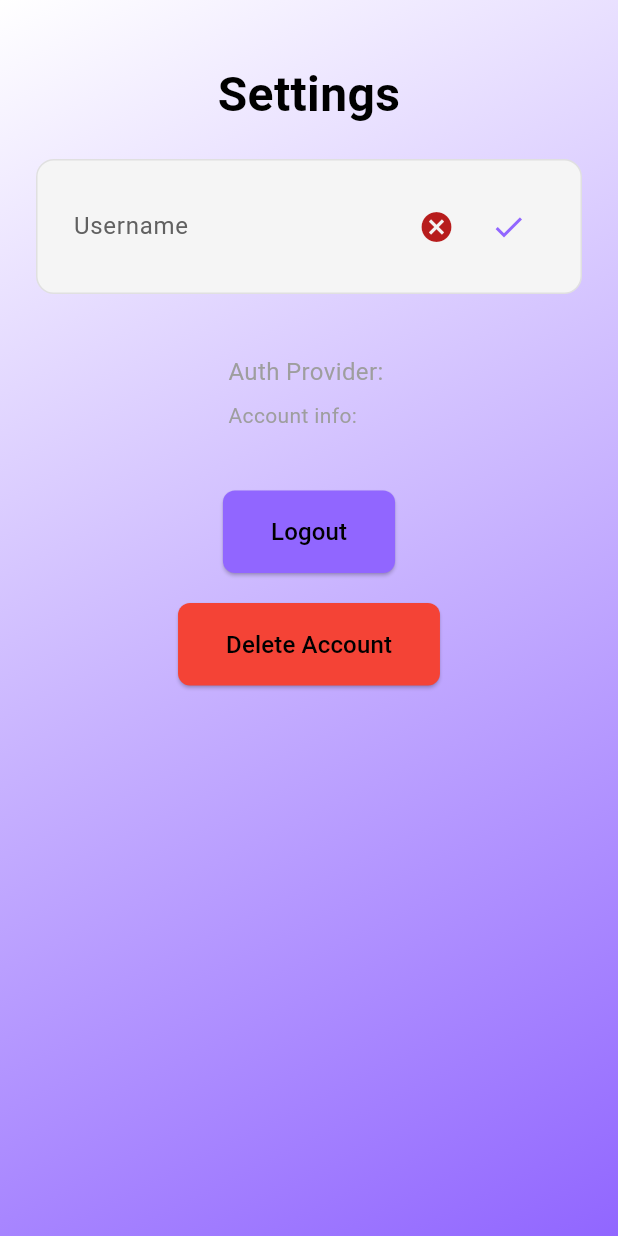
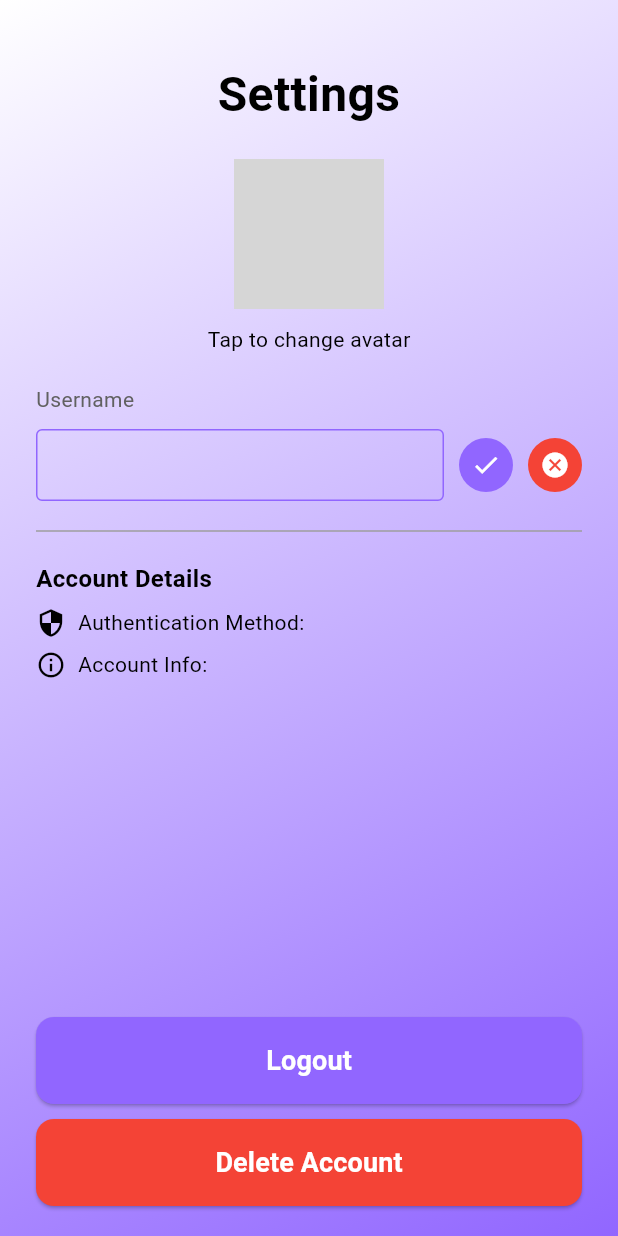
Before and after one commit to Vishal-Singh2k4/BingeBros, a Flutter app: the SettingsPage screen opened by its route, after a tap on the "edit" icon, on a phone screen of 412 x 824 dp. Run offline on Flutter 3.47's test engine with Material 3 defaults, Android fonts, the phone set to English and light mode, and no system bars; our stand-ins replace carousel_slider, cloud_firestore, firebase_auth, firebase_core, google_sign_in, intl_phone_number_input and 3 more; accounts and stored records are empty; grey boxes are pictures that could not be loaded.

Commit message:
settings and minor changes

```diff
--- a/binge/lib/pages/HomePage.dart
+++ b/binge/lib/pages/HomePage.dart
@@ -3,7 +3,7 @@ import 'package:firebase_auth/firebase_auth.dart';
 import 'package:cloud_firestore/cloud_firestore.dart';
 import 'package:binge/routes/routes.dart';
 import 'package:binge/pages/SwiperPage.dart'; // Import your pages
-import 'package:binge/pages/LikedPage.dart';   // Import your pages
+import 'package:binge/pages/LikedPage.dart'; // Import your pages
 import 'package:binge/pages/SettingsPage.dart'; // Updated import for Settings page
 
 class HomePage extends StatefulWidget {
@@ -18,10 +18,10 @@ class _HomePageState extends State<HomePage> {
   int _selectedIndex = 0;
 
   final List<Widget> _pages = [
-    HomePageContent(),   // Assuming this is your existing home content
-    SwiperPage(),        // Your Swiper page
-    LikedPage(),         // Your Liked page
-    SettingsPage(),      // Updated to Settings page
+    HomePageContent(), // Assuming this is your existing home content
+    SwiperPage(), // Your Swiper page
+    LikedPage(), // Your Liked page
+    SettingsPage(), // Updated to Settings page
   ];
 
   void _onItemTapped(int index) {
@@ -57,15 +57,17 @@ class _HomePageState extends State<HomePage> {
           ),
         ],
         currentIndex: _selectedIndex,
-        selectedItemColor: Colors.purpleAccent, // Highlighted item color
+        selectedItemColor: Color(0xFF9166FF), // Highlighted item color
         unselectedItemColor: Colors.grey, // Non-highlighted item color
         backgroundColor: Colors.black, // Black background color
         onTap: _onItemTapped,
         type: BottomNavigationBarType.fixed,
-        selectedIconTheme: IconThemeData(size: 35), // Increase icon size for selected
-        unselectedIconTheme: IconThemeData(size: 30), // Slightly larger for unselected
-        elevation: 16,  // Elevated to give depth
-        showSelectedLabels: false,  // Ensure labels are hidden
+        selectedIconTheme:
+            IconThemeData(size: 35), // Increase icon size for selected
+        unselectedIconTheme:
+            IconThemeData(size: 30), // Slightly larger for unselected
+        elevation: 16, // Elevated to give depth
+        showSelectedLabels: false, // Ensure labels are hidden
         showUnselectedLabels: false,
       ),
     );
--- a/binge/lib/pages/SettingsPage.dart
+++ b/binge/lib/pages/SettingsPage.dart
@@ -16,21 +16,24 @@ class _SettingsPageState extends State<SettingsPage> {
   String _originalUsername = '';
   TextEditingController _usernameController = TextEditingController();
   String _authProvider = ''; // Variable to hold the auth provider info
-  String _authInfo = ''; // Variable to hold the auth info (phone or email)
+  String _authInfo = '';
+  String _selectedAvatar = 'assets/default_avatar.png'; // Default avatar
 
   @override
   void initState() {
     super.initState();
-    _loadUsername();
+    _loadUserProfile(); // Load both username and avatar
   }
 
-  void _loadUsername() async {
+  // Load user profile data (username, avatar, auth provider details)
+  void _loadUserProfile() async {
     User? user = _auth.currentUser;
     if (user != null) {
       DocumentSnapshot snapshot =
           await _firestore.collection('users').doc(user.uid).get();
       var userData = snapshot.data() as Map<String, dynamic>;
-      _originalUsername = userData['username'] ?? user.email;
+      _originalUsername = userData['username'] ?? user.email!;
+      _selectedAvatar = userData['avatar'] ?? _selectedAvatar;
       _usernameController.text = _originalUsername;
 
       // Determine the authentication provider and relevant info
@@ -38,41 +41,43 @@ class _SettingsPageState extends State<SettingsPage> {
         var provider = user.providerData.first.providerId;
         if (provider == 'google.com') {
           _authProvider = 'Google Account';
-          _authInfo = user.email ?? 'No email';
+          _authInfo = user.email ?? 'No email associated';
         } else if (provider == 'phone') {
           _authProvider = 'Phone Number';
-          _authInfo = user.phoneNumber ?? 'No phone number';
+          _authInfo = user.phoneNumber ?? 'No phone number associated';
         } else {
           _authProvider = 'Other';
           _authInfo = 'N/A';
         }
       }
 
-      setState(() {}); // Ensure the UI is updated after loading the username
+      setState(() {}); // Ensure the UI is updated after loading the user data
     }
   }
 
+  // Toggle between edit and view mode for the username
   void _toggleEditMode() {
     setState(() {
       if (_isEditingUsername) {
-        // Save the new username
-        _saveUsername();
+        _saveUserProfile(); // Save changes when exiting edit mode
       } else {
         _isEditingUsername = true;
       }
     });
   }
 
-  void _saveUsername() async {
+  // Save updated username and avatar to Firestore
+  void _saveUserProfile() async {
     User? user = _auth.currentUser;
     if (user != null) {
       await _firestore.collection('users').doc(user.uid).update({
         'username': _usernameController.text.trim(),
+        'avatar': _selectedAvatar,
       }).then((_) {
         ScaffoldMessenger.of(context).showSnackBar(
           SnackBar(
             content: Text(
-              'Username updated successfully!',
+              'Profile updated successfully!',
               style: TextStyle(color: Colors.white),
             ),
             backgroundColor: Colors.green,
@@ -82,7 +87,7 @@ class _SettingsPageState extends State<SettingsPage> {
         ScaffoldMessenger.of(context).showSnackBar(
           SnackBar(
             content: Text(
-              'Error updating username. Please try again.',
+              'Error updating profile. Please try again.',
               style: TextStyle(color: Colors.white),
             ),
             backgroundColor: Colors.red,
@@ -95,6 +100,7 @@ class _SettingsPageState extends State<SettingsPage> {
     });
   }
 
+  // Cancel editing and revert to the original username
   void _cancelEdit() {
     setState(() {
       _usernameController.text =
@@ -103,22 +109,24 @@ class _SettingsPageState extends State<SettingsPage> {
     });
   }
 
+  // Show confirmation dialog before account deletion
   void _showDeleteAccountDialog() {
     showDialog(
       context: context,
       builder: (BuildContext context) {
         return AlertDialog(
-          title: Text('Confirm Deletion'),
-          content: Text('Are you sure you want to delete your account? This action cannot be undone.'),
+          title: Text('Confirm Account Deletion'),
+          content: Text(
+              'Are you sure you want to delete your account? This action cannot be undone.'),
           actions: <Widget>[
             TextButton(
-              child: Text('Cancel'),
+              child: Text('Cancel', style: TextStyle(color: Colors.grey)),
               onPressed: () {
                 Navigator.of(context).pop();
               },
             ),
             TextButton(
-              child: Text('Delete'),
+              child: Text('Delete', style: TextStyle(color: Colors.red)),
               onPressed: () {
                 Navigator.of(context).pop();
                 _startAccountDeletion();
@@ -130,8 +138,8 @@ class _SettingsPageState extends State<SettingsPage> {
     );
   }
 
+  // Delay account deletion by 5 seconds with a snackbar warning
   void _startAccountDeletion() {
-    // Show a loading indicator or message
     ScaffoldMessenger.of(context).showSnackBar(
       SnackBar(
         content: Text('Account deletion will start in 5 seconds.'),
@@ -140,23 +148,18 @@ class _SettingsPageState extends State<SettingsPage> {
       ),
     );
 
-    // Delay for 5 seconds before deleting the account
     Future.delayed(Duration(seconds: 5), () {
       _deleteAccount();
     });
   }
 
+  // Delete the account and associated Firestore data
   void _deleteAccount() async {
     User? user = _auth.currentUser;
     if (user != null) {
       try {
-        // Delete Firestore document
         await _firestore.collection('users').doc(user.uid).delete();
-
-        // Delete Firebase Auth account
         await user.delete();
-
-        // Navigate to splash or login screen
         Navigator.pushReplacementNamed(context, Routes.splash);
       } catch (e) {
         ScaffoldMessenger.of(context).showSnackBar(
@@ -172,6 +175,38 @@ class _SettingsPageState extends State<SettingsPage> {
     }
   }
 
+  // Show modal for avatar selection
+  void _showAvatarSelectionModal() {
+    showModalBottomSheet(
+      context: context,
+      builder: (BuildContext context) {
+        return GridView.count(
+          crossAxisCount: 3,
+          children: List.generate(8, (index) {
+            // Add more avatar options as needed
+            String avatarPath = 'assets/avatar${index + 1}.png';
+            return GestureDetector(
+              onTap: () {
+                setState(() {
+                  _selectedAvatar = avatarPath;
+                });
+                Navigator.pop(context); // Close the modal
+              },
+              child: Padding(
+                padding: const EdgeInsets.all(8.0),
+                child: CircleAvatar(
+                  radius: 50,
+                  backgroundImage: AssetImage(avatarPath),
+                ),
+              ),
+            );
+          }),
+        );
+      },
+    );
+  }
+
+  // Build the widget tree for the settings page UI
   @override
   Widget build(BuildContext context) {
     final bool isDarkMode =
@@ -181,7 +216,8 @@ class _SettingsPageState extends State<SettingsPage> {
     final Color secondaryTextColor =
         isDarkMode ? Colors.grey[400]! : Colors.grey[700]!;
     final Color buttonColor = Color(0xFF9166FF);
-    final Color subtleTextColor = isDarkMode ? Colors.grey[600]! : Colors.grey[500]!;
+    final Color subtleTextColor =
+        isDarkMode ? Colors.grey[600]! : Colors.grey[500]!;
 
     final Gradient backgroundGradient = isDarkMode
         ? LinearGradient(
@@ -202,7 +238,6 @@ class _SettingsPageState extends State<SettingsPage> {
         ),
         padding: const EdgeInsets.symmetric(horizontal: 24.0),
         child: Column(
-          mainAxisAlignment: MainAxisAlignment.start,
           children: [
             SizedBox(height: 40), // Space from the top
             Text(
@@ -219,90 +254,115 @@ class _SettingsPageState extends State<SettingsPage> {
               child: SingleChildScrollView(
                 child: Column(
                   children: [
-                    _buildUsernameSection(primaryTextColor, secondaryTextColor, buttonColor),
-                    SizedBox(height: 40),
-                    _buildAuthProviderSection(subtleTextColor),
-                    SizedBox(height: 40), // Space before the logout button
-                    _buildLogoutButton(primaryTextColor, buttonColor),
-                    SizedBox(height: 20), // Space before the delete account button
-                    _buildDeleteAccountButton(primaryTextColor, buttonColor),
+                    _buildAvatarSection(
+                        primaryTextColor, buttonColor), // Avatar section
+                    SizedBox(height: 20),
+                    _buildUsernameSection(
+                        primaryTextColor, secondaryTextColor, buttonColor),
+                    Divider(height: 40, color: subtleTextColor),
+                    _buildAuthProviderSection(primaryTextColor),
                   ],
                 ),
               ),
             ),
+            SizedBox(height: 20), // Space before the buttons
+            _buildLogoutButton(primaryTextColor, buttonColor),
+            SizedBox(height: 10), // Space between buttons
+            _buildDeleteAccountButton(primaryTextColor),
+            SizedBox(height: 20), // Space from the bottom
           ],
         ),
       ),
     );
   }
 
-  Widget _buildUsernameSection(Color primaryTextColor, Color secondaryTextColor, Color buttonColor) {
-    final bool isDarkMode =
-        MediaQuery.of(context).platformBrightness == Brightness.dark;
-
-    return Container(
-      padding: EdgeInsets.symmetric(vertical: 16.0, horizontal: 24.0),
-      decoration: BoxDecoration(
-        color: isDarkMode ? Color(0xFF1E1E1E) : Color(0xFFF5F5F5),
-        borderRadius: BorderRadius.circular(12),
-        border: Border.all(
-          color: isDarkMode ? Color(0xFF282828) : Colors.grey[300]!,
-        ),
-      ),
-      child: Row(
-        children: [
-          Expanded(
-            child: TextField(
-              controller: _usernameController,
-              enabled: _isEditingUsername,
-              decoration: InputDecoration(
-                border: InputBorder.none,
-                hintText: "Username",
-                hintStyle: TextStyle(color: secondaryTextColor),
-                contentPadding: EdgeInsets.symmetric(vertical: 16.0),
-              ),
-              style: TextStyle(
-                color: primaryTextColor,
-                fontSize: 16,
-              ),
-            ),
-          ),
-          if (_isEditingUsername)
-            IconButton(
-              icon: Icon(
-                Icons.cancel,
-                color: Color(0xFFB71C1C),
-              ),
-              onPressed: _cancelEdit,
-            ),
-          IconButton(
-            icon: Icon(
-              _isEditingUsername ? Icons.check : Icons.edit,
-              color: buttonColor,
-            ),
-            onPressed: _toggleEditMode,
-          ),
-        ],
-      ),
-    );
-  }
-
-  Widget _buildAuthProviderSection(Color subtleTextColor) {
+  // Build the username section widget
+  Widget _buildUsernameSection(
+      Color primaryTextColor, Color secondaryTextColor, Color buttonColor) {
     return Column(
       crossAxisAlignment: CrossAxisAlignment.start,
       children: [
         Text(
-          "Auth Provider: $_authProvider",
+          "Username",
           style: TextStyle(
-            color: subtleTextColor,
-            fontSize: 16,
+            color: secondaryTextColor,
+            fontSize: 14,
           ),
         ),
-        SizedBox(height: 8),
+        SizedBox(height: 10),
+        Row(
+          children: [
+            Expanded(
+              child: TextFormField(
+                controller: _usernameController,
+                readOnly: !_isEditingUsername,
+                style: TextStyle(
+                  color: primaryTextColor,
+                  fontSize: 18,
+                ),
+                decoration: InputDecoration(
+                  contentPadding: EdgeInsets.symmetric(horizontal: 10),
+                  border: OutlineInputBorder(
+                    borderSide: BorderSide(color: buttonColor),
+                  ),
+                  enabledBorder: OutlineInputBorder(
+                    borderSide: BorderSide(color: buttonColor),
+                  ),
+                ),
+              ),
+            ),
+            SizedBox(width: 10),
+            GestureDetector(
+              onTap: _toggleEditMode,
+              child: CircleAvatar(
+                radius: 18,
+                backgroundColor: buttonColor,
+                child: Icon(
+                  _isEditingUsername ? Icons.check : Icons.edit,
+                  color: Colors.white,
+                  size: 20,
+                ),
+              ),
+            ),
+            if (_isEditingUsername) ...[
+              SizedBox(width: 10),
+              GestureDetector(
+                onTap: _cancelEdit,
+                child: CircleAvatar(
+                  radius: 18,
+                  backgroundColor: Colors.red,
+                  child: Icon(
+                    Icons.cancel,
+                    color: Colors.white,
+                    size: 20,
+                  ),
+                ),
+              ),
+            ],
+          ],
+        ),
+      ],
+    );
+  }
+
+  // Build the avatar section widget
+  Widget _buildAvatarSection(Color primaryTextColor, Color buttonColor) {
+    return Column(
+      crossAxisAlignment: CrossAxisAlignment.center,
+      children: [
+        GestureDetector(
+          onTap: _showAvatarSelectionModal,
+          child: CircleAvatar(
+            radius: 50,
+            backgroundImage: AssetImage(_selectedAvatar),
+            backgroundColor: Colors.grey[300],
+          ),
+        ),
+        SizedBox(height: 10),
         Text(
-          "Account info: $_authInfo",
+          "Tap to change avatar",
           style: TextStyle(
-            color: subtleTextColor,
+            color: primaryTextColor,
             fontSize: 14,
           ),
         ),
@@ -310,8 +370,71 @@ class _SettingsPageState extends State<SettingsPage> {
     );
   }
 
+  // Build the authentication provider section widget
+  Widget _buildAuthProviderSection(Color primaryTextColor) {
+    return Column(
+      crossAxisAlignment: CrossAxisAlignment.start,
+      children: [
+        Text(
+          "Account Details",
+          style: TextStyle(
+            color: primaryTextColor,
+            fontSize: 16,
+            fontWeight: FontWeight.bold,
+          ),
+        ),
+        SizedBox(height: 8),
+        Row(
+          children: [
+            Icon(
+              Icons.security,
+              color: primaryTextColor,
+              size: 20,
+            ),
+            SizedBox(width: 8),
+            Flexible(
+              child: Text(
+                "Authentication Method: $_authProvider",
+                style: TextStyle(
+                  color: primaryTextColor,
+                  fontSize: 14,
+                ),
+                overflow: TextOverflow
+                    .ellipsis, // Truncate the text with ellipsis if it overflows
+              ),
+            ),
+          ],
+        ),
+        SizedBox(height: 8),
+        Row(
+          children: [
+            Icon(
+              Icons.info_outline,
+              color: primaryTextColor,
+              size: 20,
+            ),
+            SizedBox(width: 8),
+            Flexible(
+              child: Text(
+                "Account Info: $_authInfo",
+                style: TextStyle(
+                  color: primaryTextColor,
+                  fontSize: 14,
+                ),
+                overflow: TextOverflow
+                    .ellipsis, // Truncate the text with ellipsis if it overflows
+              ),
+            ),
+          ],
+        ),
+      ],
+    );
+  }
+
   Widget _buildLogoutButton(Color primaryTextColor, Color buttonColor) {
-    return ElevatedButton(
+    return SizedBox(
+      width: double.infinity,
+      child: ElevatedButton(
         onPressed: () async {
           try {
             await _auth.signOut();
@@ -330,36 +453,42 @@ class _SettingsPageState extends State<SettingsPage> {
         },
         style: ElevatedButton.styleFrom(
           backgroundColor: buttonColor,
-        padding: EdgeInsets.symmetric(vertical: 16.0, horizontal: 32.0),
+          padding: EdgeInsets.symmetric(vertical: 16.0),
           shape: RoundedRectangleBorder(
-          borderRadius: BorderRadius.circular(8.0),
+            borderRadius: BorderRadius.circular(12.0),
           ),
         ),
         child: Text(
           'Logout',
           style: TextStyle(
-          color: primaryTextColor,
-          fontSize: 16,
+            color: Colors.white,
+            fontSize: 18,
+            fontWeight: FontWeight.bold,
+          ),
         ),
       ),
     );
   }
 
-  Widget _buildDeleteAccountButton(Color primaryTextColor, Color buttonColor) {
-    return ElevatedButton(
+  Widget _buildDeleteAccountButton(Color primaryTextColor) {
+    return SizedBox(
+      width: double.infinity,
+      child: ElevatedButton(
         onPressed: _showDeleteAccountDialog,
         style: ElevatedButton.styleFrom(
           backgroundColor: Colors.red,
-        padding: EdgeInsets.symmetric(vertical: 16.0, horizontal: 32.0),
+          padding: EdgeInsets.symmetric(vertical: 16.0),
           shape: RoundedRectangleBorder(
-          borderRadius: BorderRadius.circular(8.0),
+            borderRadius: BorderRadius.circular(12.0),
           ),
         ),
         child: Text(
           'Delete Account',
           style: TextStyle(
-          color: primaryTextColor,
-          fontSize: 16,
+            color: Colors.white,
+            fontSize: 18,
+            fontWeight: FontWeight.bold,
+          ),
         ),
       ),
     );
--- a/binge/lib/pages/UsernameSetupPage.dart
+++ b/binge/lib/pages/UsernameSetupPage.dart
@@ -15,7 +15,7 @@ class _UsernameSetupPageState extends State<UsernameSetupPage> {
   final FirebaseFirestore _firestore = FirebaseFirestore.instance;
   String errorMessage = '';
   bool isLoading = false;
-  String selectedAvatar = 'assets/avatar1.png'; // Default avatar
+  String selectedAvatar = 'assets/avatar4.png'; // Default avatar
 
   Future<void> saveUsername() async {
     setState(() {
@@ -128,6 +128,15 @@ class _UsernameSetupPageState extends State<UsernameSetupPage> {
                     ),
                   ),
                 ),
+                SizedBox(height: 10), // Added space between avatar and text
+                Text(
+                  "Tap to change avatar",
+                  style: TextStyle(
+                    color: primaryTextColor,
+                    fontSize: 14,
+                  ),
+                  textAlign: TextAlign.center,
+                ),
                 SizedBox(height: 40),
                 Container(
                   padding: EdgeInsets.symmetric(horizontal: 12.0),
--- a/binge/lib/pages/splashscreen.dart
+++ b/binge/lib/pages/splashscreen.dart
@@ -14,6 +14,8 @@ class SplashScreen extends StatefulWidget {
 }
 
 class _SplashScreenState extends State<SplashScreen> {
+  bool _showLoader = false; // State to manage showing the loader
+
   @override
   void initState() {
     super.initState();
@@ -22,6 +24,9 @@ class _SplashScreenState extends State<SplashScreen> {
 
   Future<void> _startDelay() async {
     await Future.delayed(Duration(milliseconds: 3500));
+    setState(() {
+      _showLoader = true; // Show loader after animation
+    });
     _checkStatus();
   }
 
@@ -73,12 +78,14 @@ class _SplashScreenState extends State<SplashScreen> {
     return Scaffold(
       backgroundColor: backgroundColor,
       body: Center(
-        child: Lottie.asset(
-          'assets/Wa5v8hxVSb.json',
-          width: 200,
-          height: 200,
-          fit: BoxFit.fill,
-        ),
+        child: _showLoader
+            ? CircularProgressIndicator() // Show loader if animation has completed
+            : Lottie.asset(
+                'assets/Wa5v8hxVSb.json',
+                width: 200,
+                height: 200,
+                fit: BoxFit.fill,
+              ),
       ),
     );
   }
```
Lines whose indentation alone changed are shown as unchanged.
